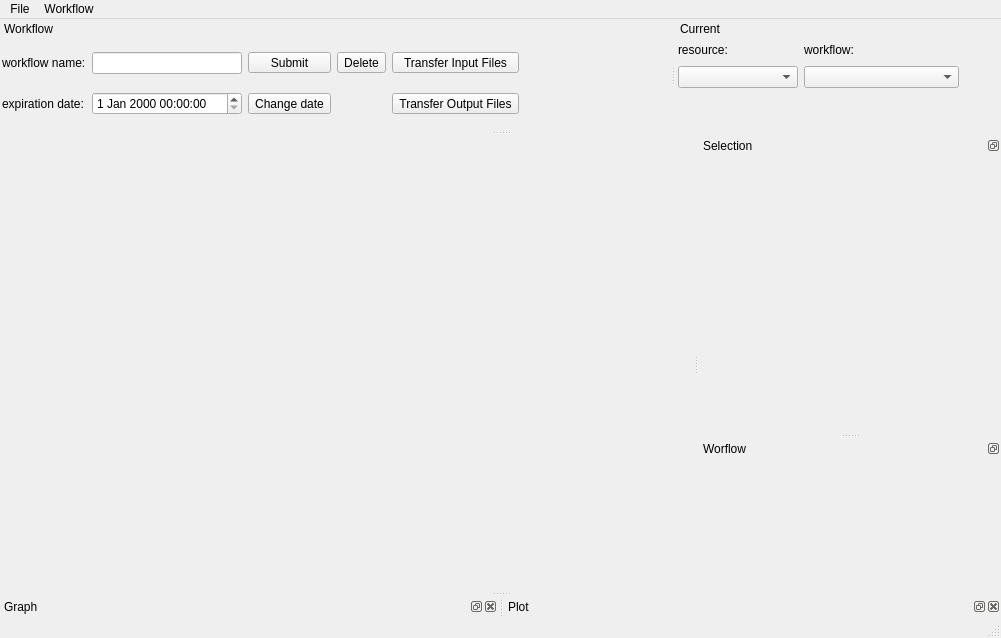
Before: the Qt Designer form python/soma/jobs/gui/WorkflowMainWindow.ui in populse/soma-workflow, drawn with Qt 5.
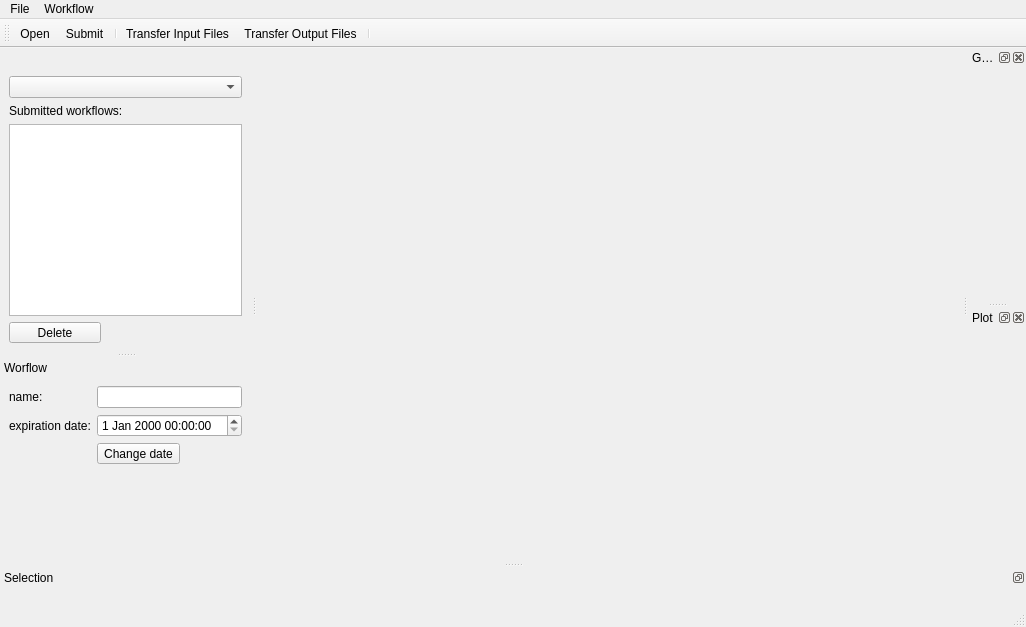
After: the same form once the commit is applied.

What changed in the file:
```diff
--- a/python/soma/jobs/gui/WorkflowMainWindow.ui
+++ b/python/soma/jobs/gui/WorkflowMainWindow.ui
@@ -6,8 +6,8 @@
    <rect>
     <x>0</x>
     <y>0</y>
-    <width>1001</width>
-    <height>638</height>
+    <width>1026</width>
+    <height>627</height>
    </rect>
   </property>
   <property name="sizePolicy">
@@ -28,7 +28,7 @@
     <rect>
      <x>0</x>
      <y>0</y>
-     <width>1001</width>
+     <width>1026</width>
      <height>24</height>
     </rect>
    </property>
@@ -55,267 +55,6 @@
    <addaction name="menuWorkflows"/>
   </widget>
   <widget class="QStatusBar" name="statusbar"/>
-  <widget class="QDockWidget" name="dock_current_wf">
-   <property name="sizePolicy">
-    <sizepolicy hsizetype="Minimum" vsizetype="Minimum">
-     <horstretch>0</horstretch>
-     <verstretch>0</verstretch>
-    </sizepolicy>
-   </property>
-   <property name="features">
-    <set>QDockWidget::DockWidgetMovable</set>
-   </property>
-   <property name="windowTitle">
-    <string>Workflow</string>
-   </property>
-   <attribute name="dockWidgetArea">
-    <number>4</number>
-   </attribute>
-   <widget class="QWidget" name="dockWidgetContents_2">
-    <layout class="QGridLayout" name="gridLayout">
-     <property name="margin">
-      <number>2</number>
-     </property>
-     <item row="2" column="0">
-      <widget class="QLabel" name="label_2">
-       <property name="text">
-        <string>workflow name:</string>
-       </property>
-      </widget>
-     </item>
-     <item row="2" column="1">
-      <widget class="QLineEdit" name="lineedit_wf_name">
-       <property name="minimumSize">
-        <size>
-         <width>70</width>
-         <height>0</height>
-        </size>
-       </property>
-       <property name="maximumSize">
-        <size>
-         <width>150</width>
-         <height>16777215</height>
-        </size>
-       </property>
-      </widget>
-     </item>
-     <item row="3" column="0">
-      <widget class="QLabel" name="label">
-       <property name="text">
-        <string>expiration date:</string>
-       </property>
-      </widget>
-     </item>
-     <item row="3" column="1">
-      <widget class="QDateTimeEdit" name="dateTimeEdit_expiration"/>
-     </item>
-     <item row="2" column="2">
-      <widget class="QToolButton" name="toolButton_submit">
-       <property name="sizePolicy">
-        <sizepolicy hsizetype="Minimum" vsizetype="Fixed">
-         <horstretch>0</horstretch>
-         <verstretch>0</verstretch>
-        </sizepolicy>
-       </property>
-       <property name="focusPolicy">
-        <enum>Qt::StrongFocus</enum>
-       </property>
-       <property name="text">
-        <string>Submit</string>
-       </property>
-       <property name="toolButtonStyle">
-        <enum>Qt::ToolButtonTextOnly</enum>
-       </property>
-      </widget>
-     </item>
-     <item row="3" column="2">
-      <widget class="QToolButton" name="toolButton_change_exp_date">
-       <property name="sizePolicy">
-        <sizepolicy hsizetype="Minimum" vsizetype="Fixed">
-         <horstretch>0</horstretch>
-         <verstretch>0</verstretch>
-        </sizepolicy>
-       </property>
-       <property name="focusPolicy">
-        <enum>Qt::StrongFocus</enum>
-       </property>
-       <property name="text">
-        <string>Change date</string>
-       </property>
-       <property name="toolButtonStyle">
-        <enum>Qt::ToolButtonTextOnly</enum>
-       </property>
-      </widget>
-     </item>
-     <item row="2" column="3">
-      <widget class="QToolButton" name="toolButton_button_delete_wf">
-       <property name="sizePolicy">
-        <sizepolicy hsizetype="Minimum" vsizetype="Fixed">
-         <horstretch>0</horstretch>
-         <verstretch>0</verstretch>
-        </sizepolicy>
-       </property>
-       <property name="maximumSize">
-        <size>
-         <width>92</width>
-         <height>16777215</height>
-        </size>
-       </property>
-       <property name="focusPolicy">
-        <enum>Qt::StrongFocus</enum>
-       </property>
-       <property name="text">
-        <string>Delete</string>
-       </property>
-       <property name="toolButtonStyle">
-        <enum>Qt::ToolButtonTextOnly</enum>
-       </property>
-      </widget>
-     </item>
-     <item row="2" column="4">
-      <widget class="QToolButton" name="toolButton_transfer_input">
-       <property name="sizePolicy">
-        <sizepolicy hsizetype="Minimum" vsizetype="Fixed">
-         <horstretch>0</horstretch>
-         <verstretch>0</verstretch>
-        </sizepolicy>
-       </property>
-       <property name="focusPolicy">
-        <enum>Qt::StrongFocus</enum>
-       </property>
-       <property name="text">
-        <string>Transfer Input Files</string>
-       </property>
-       <property name="toolButtonStyle">
-        <enum>Qt::ToolButtonTextOnly</enum>
-       </property>
-      </widget>
-     </item>
-     <item row="3" column="4">
-      <widget class="QToolButton" name="toolButton_transfer_output">
-       <property name="sizePolicy">
-        <sizepolicy hsizetype="Minimum" vsizetype="Fixed">
-         <horstretch>0</horstretch>
-         <verstretch>0</verstretch>
-        </sizepolicy>
-       </property>
-       <property name="focusPolicy">
-        <enum>Qt::StrongFocus</enum>
-       </property>
-       <property name="text">
-        <string>Transfer Output Files</string>
-       </property>
-       <property name="toolButtonStyle">
-        <enum>Qt::ToolButtonTextOnly</enum>
-       </property>
-      </widget>
-     </item>
-     <item row="2" column="5">
-      <spacer name="horizontalSpacer">
-       <property name="orientation">
-        <enum>Qt::Horizontal</enum>
-       </property>
-       <property name="sizeHint" stdset="0">
-        <size>
-         <width>40</width>
-         <height>20</height>
-        </size>
-       </property>
-      </spacer>
-     </item>
-    </layout>
-   </widget>
-  </widget>
-  <widget class="QDockWidget" name="dock_submitted_wfs">
-   <property name="features">
-    <set>QDockWidget::NoDockWidgetFeatures</set>
-   </property>
-   <property name="allowedAreas">
-    <set>Qt::TopDockWidgetArea</set>
-   </property>
-   <property name="windowTitle">
-    <string>Current</string>
-   </property>
-   <attribute name="dockWidgetArea">
-    <number>4</number>
-   </attribute>
-   <widget class="QWidget" name="dockWidgetContents_3">
-    <layout class="QGridLayout" name="gridLayout_2">
-     <property name="margin">
-      <number>2</number>
-     </property>
-     <item row="0" column="0">
-      <widget class="QLabel" name="label_5">
-       <property name="text">
-        <string>resource:</string>
-       </property>
-      </widget>
-     </item>
-     <item row="0" column="1">
-      <widget class="QLabel" name="label_4">
-       <property name="text">
-        <string>workflow:</string>
-       </property>
-      </widget>
-     </item>
-     <item row="1" column="0">
-      <widget class="QComboBox" name="combo_resources">
-       <property name="minimumSize">
-        <size>
-         <width>120</width>
-         <height>0</height>
-        </size>
-       </property>
-      </widget>
-     </item>
-     <item row="2" column="0">
-      <spacer name="verticalSpacer">
-       <property name="orientation">
-        <enum>Qt::Vertical</enum>
-       </property>
-       <property name="sizeHint" stdset="0">
-        <size>
-         <width>20</width>
-         <height>40</height>
-        </size>
-       </property>
-      </spacer>
-     </item>
-     <item row="1" column="1">
-      <widget class="QComboBox" name="combo_submitted_wfs">
-       <property name="sizePolicy">
-        <sizepolicy hsizetype="Expanding" vsizetype="Fixed">
-         <horstretch>0</horstretch>
-         <verstretch>0</verstretch>
-        </sizepolicy>
-       </property>
-       <property name="minimumSize">
-        <size>
-         <width>100</width>
-         <height>0</height>
-        </size>
-       </property>
-      </widget>
-     </item>
-     <item row="0" column="2">
-      <spacer name="horizontalSpacer_2">
-       <property name="orientation">
-        <enum>Qt::Horizontal</enum>
-       </property>
-       <property name="sizeType">
-        <enum>QSizePolicy::Minimum</enum>
-       </property>
-       <property name="sizeHint" stdset="0">
-        <size>
-         <width>40</width>
-         <height>20</height>
-        </size>
-       </property>
-      </spacer>
-     </item>
-    </layout>
-   </widget>
-  </widget>
   <widget class="QDockWidget" name="dock_item_info">
    <property name="minimumSize">
     <size>
@@ -333,22 +72,10 @@
     <string>Selection</string>
    </property>
    <attribute name="dockWidgetArea">
-    <number>2</number>
+    <number>8</number>
    </attribute>
    <widget class="QWidget" name="dockWidgetContents_intemInfo"/>
   </widget>
-  <widget class="QDockWidget" name="dock_wf_info">
-   <property name="features">
-    <set>QDockWidget::DockWidgetFloatable|QDockWidget::DockWidgetMovable</set>
-   </property>
-   <property name="windowTitle">
-    <string>Worflow</string>
-   </property>
-   <attribute name="dockWidgetArea">
-    <number>2</number>
-   </attribute>
-   <widget class="QWidget" name="dockWidgetContents_wf_info"/>
-  </widget>
   <widget class="QDockWidget" name="dock_graph">
    <property name="features">
     <set>QDockWidget::AllDockWidgetFeatures</set>
@@ -357,7 +84,7 @@
     <string>Graph</string>
    </property>
    <attribute name="dockWidgetArea">
-    <number>8</number>
+    <number>2</number>
    </attribute>
    <widget class="QWidget" name="dockWidgetContents_graph"/>
   </widget>
@@ -366,10 +93,196 @@
     <string>Plot</string>
    </property>
    <attribute name="dockWidgetArea">
-    <number>8</number>
+    <number>2</number>
    </attribute>
    <widget class="QWidget" name="dockWidgetContents_plot"/>
   </widget>
+  <widget class="QToolBar" name="toolBar">
+   <property name="windowTitle">
+    <string>toolBar</string>
+   </property>
+   <attribute name="toolBarArea">
+    <enum>TopToolBarArea</enum>
+   </attribute>
+   <attribute name="toolBarBreak">
+    <bool>false</bool>
+   </attribute>
+   <addaction name="action_open_wf"/>
+   <addaction name="action_submit"/>
+   <addaction name="separator"/>
+   <addaction name="action_transfer_infiles"/>
+   <addaction name="action_transfer_outfiles"/>
+   <addaction name="separator"/>
+  </widget>
+  <widget class="QDockWidget" name="dockWidget">
+   <property name="sizePolicy">
+    <sizepolicy hsizetype="Preferred" vsizetype="Maximum">
+     <horstretch>0</horstretch>
+     <verstretch>0</verstretch>
+    </sizepolicy>
+   </property>
+   <property name="features">
+    <set>QDockWidget::DockWidgetMovable</set>
+   </property>
+   <attribute name="dockWidgetArea">
+    <number>1</number>
+   </attribute>
+   <widget class="QWidget" name="dockWidgetContents">
+    <layout class="QVBoxLayout" name="verticalLayout">
+     <item>
+      <widget class="QComboBox" name="combo_resources">
+       <property name="minimumSize">
+        <size>
+         <width>120</width>
+         <height>0</height>
+        </size>
+       </property>
+      </widget>
+     </item>
+     <item>
+      <widget class="QLabel" name="label_3">
+       <property name="text">
+        <string>Submitted workflows:</string>
+       </property>
+      </widget>
+     </item>
+     <item>
+      <widget class="QListWidget" name="list_widget_submitted_wfs">
+       <property name="sizePolicy">
+        <sizepolicy hsizetype="Preferred" vsizetype="Preferred">
+         <horstretch>0</horstretch>
+         <verstretch>0</verstretch>
+        </sizepolicy>
+       </property>
+       <property name="alternatingRowColors">
+        <bool>true</bool>
+       </property>
+       <property name="selectionBehavior">
+        <enum>QAbstractItemView::SelectRows</enum>
+       </property>
+      </widget>
+     </item>
+     <item>
+      <widget class="QToolButton" name="toolButton_button_delete_wf">
+       <property name="sizePolicy">
+        <sizepolicy hsizetype="Maximum" vsizetype="Fixed">
+         <horstretch>0</horstretch>
+         <verstretch>0</verstretch>
+        </sizepolicy>
+       </property>
+       <property name="maximumSize">
+        <size>
+         <width>92</width>
+         <height>16777215</height>
+        </size>
+       </property>
+       <property name="focusPolicy">
+        <enum>Qt::StrongFocus</enum>
+       </property>
+       <property name="text">
+        <string>Delete</string>
+       </property>
+       <property name="toolButtonStyle">
+        <enum>Qt::ToolButtonTextOnly</enum>
+       </property>
+      </widget>
+     </item>
+    </layout>
+   </widget>
+  </widget>
+  <widget class="QDockWidget" name="dock_wf_info">
+   <property name="features">
+    <set>QDockWidget::DockWidgetMovable</set>
+   </property>
+   <property name="windowTitle">
+    <string>Worflow</string>
+   </property>
+   <attribute name="dockWidgetArea">
+    <number>1</number>
+   </attribute>
+   <widget class="QWidget" name="dockWidgetContents_wf_info">
+    <layout class="QVBoxLayout" name="verticalLayout_2">
+     <item>
+      <layout class="QFormLayout" name="formLayout">
+       <property name="sizeConstraint">
+        <enum>QLayout::SetDefaultConstraint</enum>
+       </property>
+       <property name="fieldGrowthPolicy">
+        <enum>QFormLayout::ExpandingFieldsGrow</enum>
+       </property>
+       <item row="0" column="0">
+        <widget class="QLabel" name="label_6">
+         <property name="text">
+          <string>name:</string>
+         </property>
+        </widget>
+       </item>
+       <item row="0" column="1">
+        <widget class="QLineEdit" name="lineedit_wf_name">
+         <property name="minimumSize">
+          <size>
+           <width>70</width>
+           <height>0</height>
+          </size>
+         </property>
+         <property name="maximumSize">
+          <size>
+           <width>150</width>
+           <height>16777215</height>
+          </size>
+         </property>
+        </widget>
+       </item>
+       <item row="1" column="0">
+        <widget class="QLabel" name="label">
+         <property name="text">
+          <string>expiration date:</string>
+         </property>
+        </widget>
+       </item>
+       <item row="1" column="1">
+        <widget class="QDateTimeEdit" name="dateTimeEdit_expiration"/>
+       </item>
+       <item row="2" column="1">
+        <widget class="QToolButton" name="toolButton_change_exp_date">
+         <property name="sizePolicy">
+          <sizepolicy hsizetype="Minimum" vsizetype="Fixed">
+           <horstretch>0</horstretch>
+           <verstretch>0</verstretch>
+          </sizepolicy>
+         </property>
+         <property name="focusPolicy">
+          <enum>Qt::StrongFocus</enum>
+         </property>
+         <property name="text">
+          <string>Change date</string>
+         </property>
+         <property name="toolButtonStyle">
+          <enum>Qt::ToolButtonTextOnly</enum>
+         </property>
+        </widget>
+       </item>
+      </layout>
+     </item>
+     <item>
+      <widget class="QWidget" name="widget_wf_info" native="true"/>
+     </item>
+     <item>
+      <spacer name="verticalSpacer">
+       <property name="orientation">
+        <enum>Qt::Vertical</enum>
+       </property>
+       <property name="sizeHint" stdset="0">
+        <size>
+         <width>20</width>
+         <height>40</height>
+        </size>
+       </property>
+      </spacer>
+     </item>
+    </layout>
+   </widget>
+  </widget>
   <action name="action_open_wf">
    <property name="text">
     <string>Open...</string>
```
Left out of the diff: 4 changed lines with no effect on the pictures.
